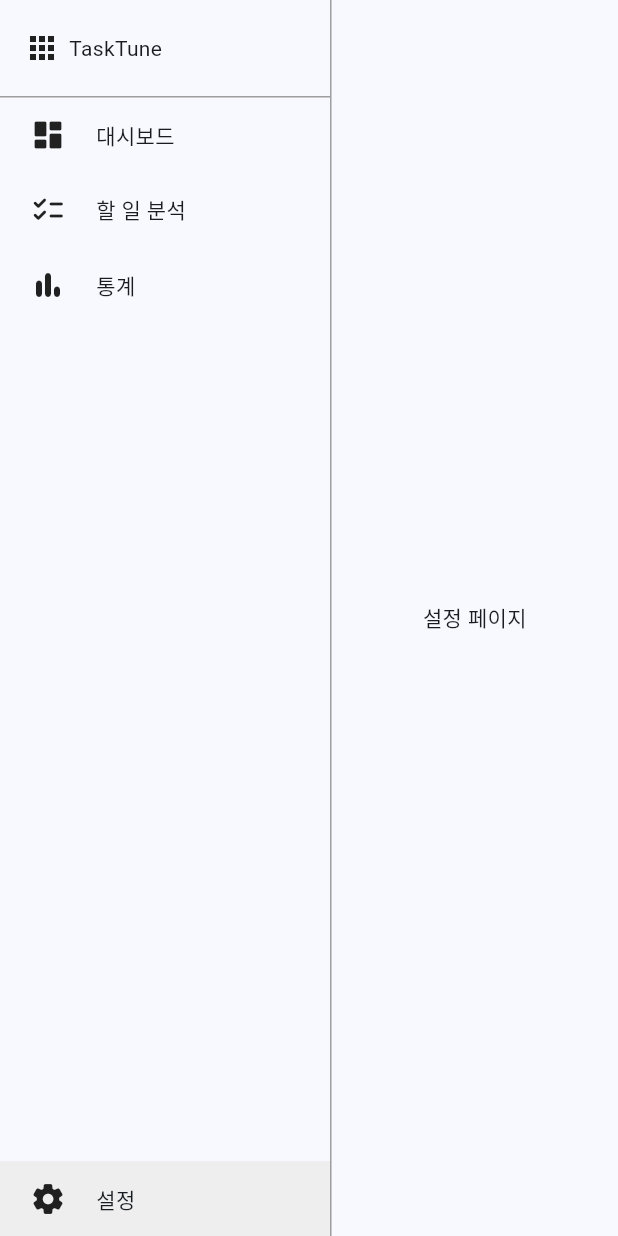
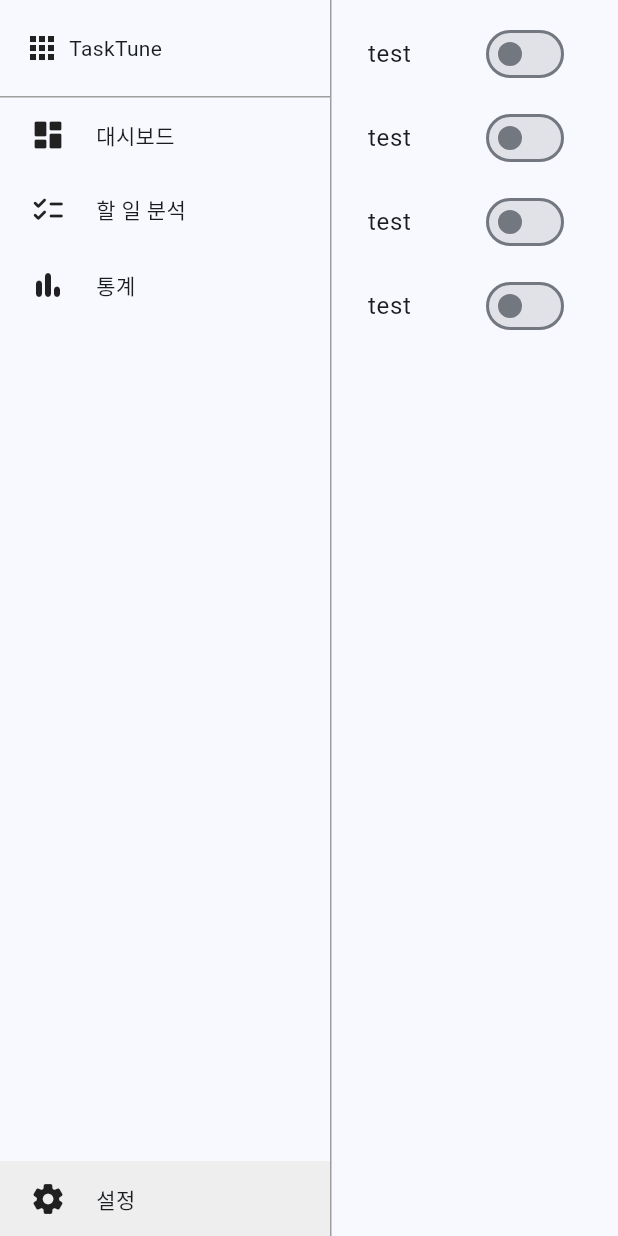
Before and after one commit to jiwoo590162-lang/TaskTune, a Flutter app: the screen it shows after launch, after a tap on "할 일 분석", after a tap on "통계", after a tap on "설정", on a phone screen of 412 x 824 dp. Run offline on Flutter 3.47's test engine with Material 3 defaults, Android fonts, the phone set to English and light mode, and no system bars.

```diff
--- a/lib/screens/settings_page.dart
+++ b/lib/screens/settings_page.dart
@@ -5,8 +5,55 @@ class SettingsPage extends StatelessWidget {
 
   @override
   Widget build(BuildContext context) {
-    return const Center(
-      child: Text('설정 페이지'),
+    return const SingleChildScrollView(
+      child: Padding(
+        padding: EdgeInsets.all(8.0),
+        child: Column(
+          children: [
+            _SettingsItem(
+              title: 'test',
+            ),
+            _SettingsItem(
+              title: 'test',
+            ),
+            _SettingsItem(
+              title: 'test',
+            ),
+            _SettingsItem(
+              title: 'test',
+            ),
+          ],
+        ),
+      ),
     );
   }
 }
+
+class _SettingsItem extends StatefulWidget {
+  final String title;
+
+  const _SettingsItem({
+    super.key,
+    required this.title,
+  });
+
+  @override
+  State<_SettingsItem> createState() => _SettingsItemState();
+}
+
+class _SettingsItemState extends State<_SettingsItem> {
+  bool _isOn = false;
+
+  @override
+  Widget build(BuildContext context) {
+    return SwitchListTile(
+      title: Text(widget.title),
+      value: _isOn,
+      onChanged: (bool value) {
+        setState(() {
+          _isOn = value;
+        });
+      },
+    );
+  }
+}
```
